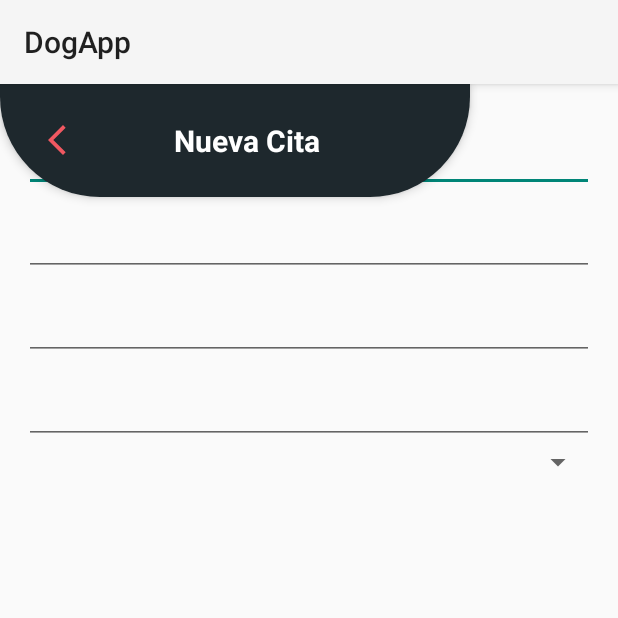
After one commit to RoseRossi/equipoUno-DogApp, an Android app built with Jetpack Compose: the fragment AddNewAppointment shown on its own in the app's theme, on a phone screen of 412 x 824 dp, the top half of it. The commit adds this screen. Run offline under Robolectric (Android 15) with nearby library versions, the phone set to English and light mode, and no system bars.

Commit message:
HU3 base

```diff
--- /dev/null
+++ b/app/src/main/java/com/equipo1/dogapp/AddNewAppointment.kt
@@ -0,0 +1,59 @@
+package com.equipo1.dogapp
+
+import android.os.Bundle
+import androidx.fragment.app.Fragment
+import android.view.LayoutInflater
+import android.view.View
+import android.view.ViewGroup
+
+// TODO: Rename parameter arguments, choose names that match
+// the fragment initialization parameters, e.g. ARG_ITEM_NUMBER
+private const val ARG_PARAM1 = "param1"
+private const val ARG_PARAM2 = "param2"
+
+/**
+ * A simple [Fragment] subclass.
+ * Use the [AddNewAppointment.newInstance] factory method to
+ * create an instance of this fragment.
+ */
+class AddNewAppointment : Fragment() {
+    // TODO: Rename and change types of parameters
+    private var param1: String? = null
+    private var param2: String? = null
+
+    override fun onCreate(savedInstanceState: Bundle?) {
+        super.onCreate(savedInstanceState)
+        arguments?.let {
+            param1 = it.getString(ARG_PARAM1)
+            param2 = it.getString(ARG_PARAM2)
+        }
+    }
+
+    override fun onCreateView(
+        inflater: LayoutInflater, container: ViewGroup?,
+        savedInstanceState: Bundle?
+    ): View? {
+        // Inflate the layout for this fragment
+        return inflater.inflate(R.layout.fragment_add_new_appointment, container, false)
+    }
+
+    companion object {
+        /**
+         * Use this factory method to create a new instance of
+         * this fragment using the provided parameters.
+         *
+         * @param param1 Parameter 1.
+         * @param param2 Parameter 2.
+         * @return A new instance of fragment AddNewAppointment.
+         */
+        // TODO: Rename and change types and number of parameters
+        @JvmStatic
+        fun newInstance(param1: String, param2: String) =
+            AddNewAppointment().apply {
+                arguments = Bundle().apply {
+                    putString(ARG_PARAM1, param1)
+                    putString(ARG_PARAM2, param2)
+                }
+            }
+    }
+}
--- /dev/null
+++ b/app/src/main/res/drawable/back_arrow.xml
@@ -0,0 +1,5 @@
+<vector xmlns:android="http://schemas.android.com/apk/res/android" android:height="24dp" android:tint="#F05861" android:viewportHeight="24" android:viewportWidth="24" android:width="24dp">
+
+    <path android:fillColor="@android:color/white" android:pathData="M17.77,3.77l-1.77,-1.77l-10,10l10,10l1.77,-1.77l-8.23,-8.23z"/>
+
+</vector>
--- /dev/null
+++ b/app/src/main/res/drawable/toolbar_background.xml
@@ -0,0 +1,7 @@
+<?xml version="1.0" encoding="utf-8"?>
+<shape xmlns:android="http://schemas.android.com/apk/res/android"
+    android:shape="rectangle">
+    <solid android:color="@color/bg_secundary" />
+    <corners android:bottomLeftRadius="100px"
+        android:bottomRightRadius="100px" />
+</shape>
--- /dev/null
+++ b/app/src/main/res/layout/fragment_add_new_appointment.xml
@@ -0,0 +1,108 @@
+<?xml version="1.0" encoding="utf-8"?>
+<FrameLayout xmlns:android="http://schemas.android.com/apk/res/android"
+    xmlns:tools="http://schemas.android.com/tools"
+    android:layout_width="match_parent"
+    android:layout_height="match_parent"
+    tools:context=".AddNewAppointment">
+
+    <!-- Toolbar -->
+    <androidx.appcompat.widget.Toolbar
+        android:id="@+id/toolbar"
+        android:layout_width="wrap_content"
+        android:layout_height="wrap_content"
+        android:radius="16dp"
+        android:background="@drawable/toolbar_background"
+        android:elevation="4dp"
+        android:padding="16dp"
+        android:theme="@style/ThemeOverlay.AppCompat.Dark.ActionBar">
+
+        <RelativeLayout
+            android:layout_width="match_parent"
+            android:layout_height="wrap_content"
+            android:layout_gravity="center">
+
+            <ImageView
+                android:id="@+id/backButton"
+                android:layout_width="wrap_content"
+                android:layout_height="wrap_content"
+                android:src="@drawable/back_arrow"
+                android:contentDescription="@string/back"
+                android:layout_alignParentStart="true"
+                android:layout_centerVertical="true"
+                android:paddingStart="10dp"
+                android:paddingEnd="150dp"/>
+
+            <TextView
+                android:layout_width="wrap_content"
+                android:layout_height="wrap_content"
+                android:layout_centerInParent="true"
+                android:text="@string/new_appointment"
+                android:textColor="@color/white"
+                android:textStyle="bold"
+                android:textSize="20sp"
+                android:padding="8dp"
+                android:paddingStart="100dp"
+                android:paddingEnd="100dp"/>
+        </RelativeLayout>
+    </androidx.appcompat.widget.Toolbar>
+    <LinearLayout
+        android:layout_width="match_parent"
+        android:layout_height="match_parent"
+        android:orientation="vertical"
+        android:padding="16dp"
+        tools:context=".AddNewAppointment">
+
+        <com.google.android.material.textfield.TextInputLayout
+            android:layout_width="match_parent"
+            android:layout_height="wrap_content">
+
+            <com.google.android.material.textfield.TextInputEditText
+                android:id="@+id/editText1"
+                android:layout_width="match_parent"
+                android:layout_height="wrap_content"/>
+        </com.google.android.material.textfield.TextInputLayout>
+
+        <com.google.android.material.textfield.TextInputLayout
+            android:layout_width="match_parent"
+            android:layout_height="wrap_content">
+
+            <com.google.android.material.textfield.TextInputEditText
+                android:id="@+id/editText2"
+                android:layout_width="match_parent"
+                android:layout_height="wrap_content"/>
+        </com.google.android.material.textfield.TextInputLayout>
+
+        <com.google.android.material.textfield.TextInputLayout
+            android:layout_width="match_parent"
+            android:layout_height="wrap_content">
+
+            <com.google.android.material.textfield.TextInputEditText
+                android:id="@+id/editText3"
+                android:layout_width="match_parent"
+                android:layout_height="wrap_content"/>
+        </com.google.android.material.textfield.TextInputLayout>
+
+        <com.google.android.material.textfield.TextInputLayout
+            android:layout_width="match_parent"
+            android:layout_height="wrap_content">
+
+            <com.google.android.material.textfield.TextInputEditText
+                android:id="@+id/editText4"
+                android:layout_width="match_parent"
+                android:layout_height="wrap_content"/>
+        </com.google.android.material.textfield.TextInputLayout>
+
+        <com.google.android.material.textfield.TextInputLayout
+            android:layout_width="match_parent"
+            android:layout_height="wrap_content">
+
+            <Spinner
+                android:id="@+id/spinner"
+                android:layout_width="match_parent"
+                android:layout_height="wrap_content"
+                android:layout_gravity="center"/>
+        </com.google.android.material.textfield.TextInputLayout>
+
+    </LinearLayout>
+
+</FrameLayout>
--- a/app/src/main/res/values/colors.xml
+++ b/app/src/main/res/values/colors.xml
@@ -8,4 +8,7 @@
     <color name="black">#FF000000</color>
     <color name="white">#FFFFFFFF</color>
     <color name="bg_secundary">#1e282d</color>
+    <color name="bg_page">#FEF7FF</color>
+    <color name="red_orange">#F05861</color>
+    <color name="purple">#6750A4</color>
 </resources>
--- a/app/src/main/res/values/strings.xml
+++ b/app/src/main/res/values/strings.xml
@@ -2,4 +2,6 @@
     <string name="app_name">DogApp</string>
     <!-- TODO: Remove or change this placeholder text -->
     <string name="hello_blank_fragment">Hello blank fragment</string>
+    <string name="new_appointment">Nueva Cita</string>
+    <string name="back">Back</string>
 </resources>
```
